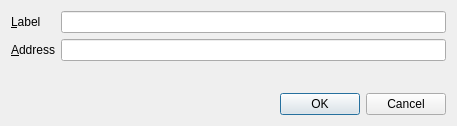
Above: src/qt/forms/editaddressdialog.ui from andarazoroflove/geocoin before the change. Below: the same form after it.
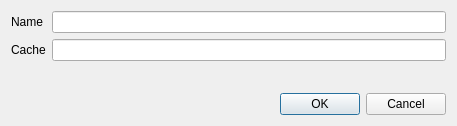
That is the form after the change.

```diff
--- a/src/qt/forms/editaddressdialog.ui
+++ b/src/qt/forms/editaddressdialog.ui
@@ -22,7 +22,7 @@
      <item row="0" column="0">
       <widget class="QLabel" name="label">
        <property name="text">
-        <string>&amp;Label</string>
+        <string>Name</string>
        </property>
        <property name="buddy">
         <cstring>labelEdit</cstring>
@@ -39,7 +39,7 @@
      <item row="1" column="0">
       <widget class="QLabel" name="label_2">
        <property name="text">
-        <string>&amp;Address</string>
+        <string>Cache</string>
        </property>
        <property name="buddy">
         <cstring>addressEdit</cstring>
```
